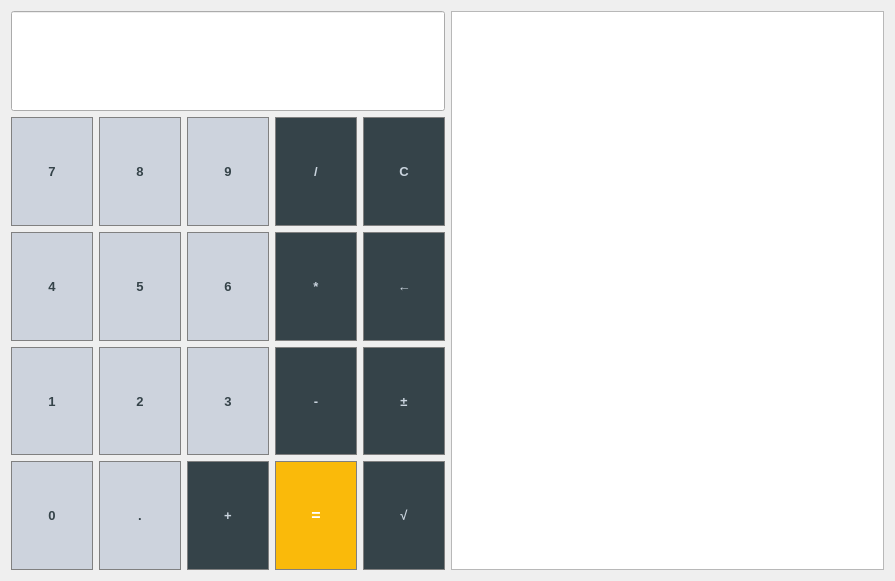
Before: the Qt Designer form widget.ui in tea561/OOProjektovanje, drawn with Qt 5.
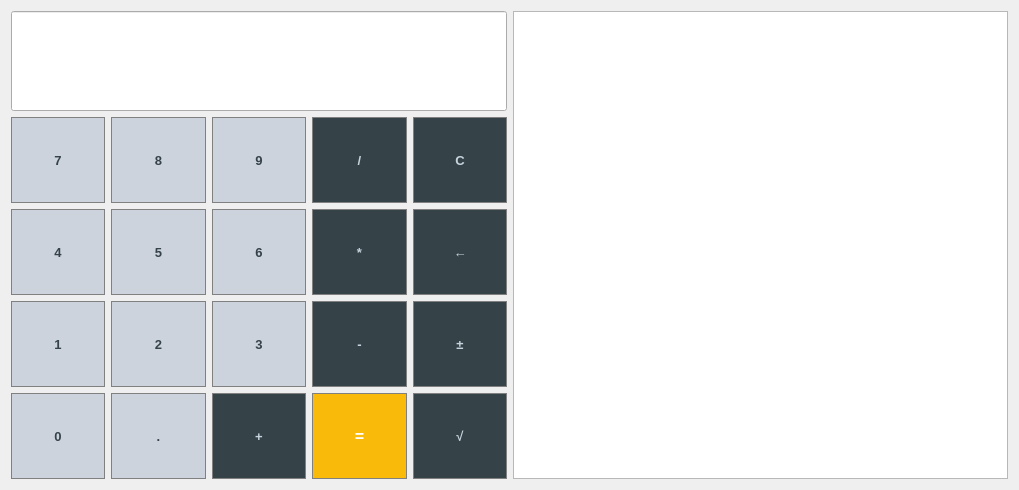
After: the same form once the commit is applied.

```diff
--- a/widget.ui
+++ b/widget.ui
@@ -6,8 +6,8 @@
    <rect>
     <x>0</x>
     <y>0</y>
-    <width>895</width>
-    <height>581</height>
+    <width>1019</width>
+    <height>490</height>
    </rect>
   </property>
   <property name="minimumSize">
@@ -19,8 +19,6 @@
   <property name="windowTitle">
    <string>Kalkulator 3000</string>
   </property>
-  <layout class="QHBoxLayout" name="horizontalLayout_2">
-   <item>
     <layout class="QHBoxLayout" name="horizontalLayout" stretch="1,1">
      <item>
       <layout class="QVBoxLayout" name="verticalLayout" stretch="0,0">
@@ -47,6 +45,7 @@
          <property name="font">
           <font>
            <family>Arial</family>
+         <pointsize>12</pointsize>
           </font>
          </property>
          <property name="alignment">
@@ -629,9 +628,12 @@
          <verstretch>0</verstretch>
         </sizepolicy>
        </property>
-      </widget>
-     </item>
-    </layout>
+     <property name="font">
+      <font>
+       <pointsize>12</pointsize>
+      </font>
+     </property>
+    </widget>
    </item>
   </layout>
  </widget>
```
Lines whose indentation alone changed are shown as unchanged.
